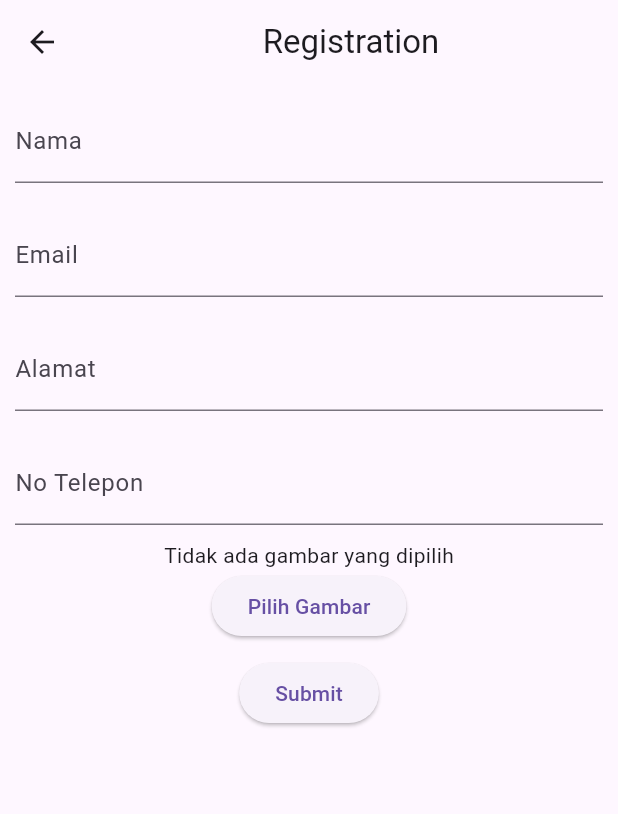
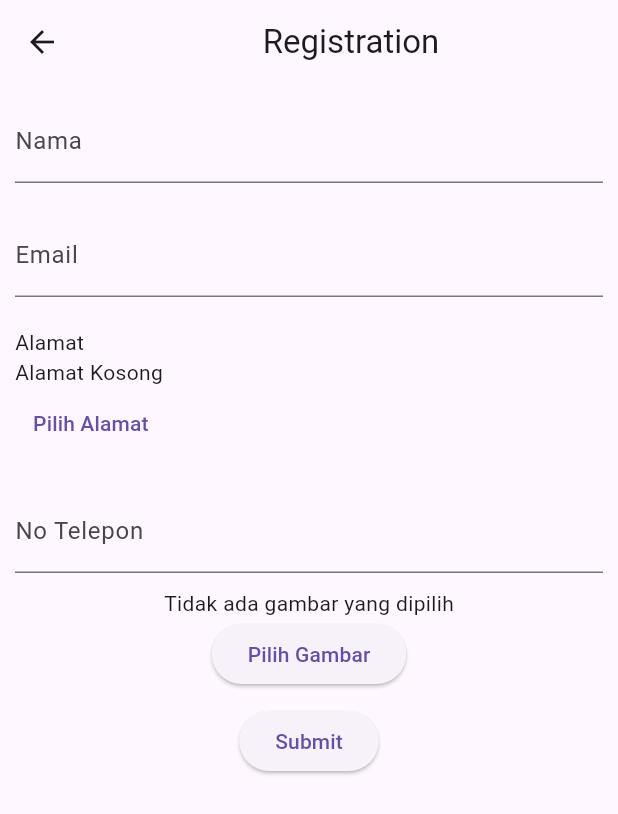
Before and after one commit to blqies20/Activity3PAML_Kontak, a Flutter app: the RegisterView screen opened directly, after a tap on "Submit", on a phone screen of 412 x 824 dp. Shown: the top 814 px of the screen. Run offline on Flutter 3.47's test engine with Material 3 defaults, Android fonts, the phone set to English and light mode, and no system bars; our stand-ins replace geocoding, geolocator, google_maps_flutter, image_picker; network calls fail.

Commit message:
change alamat form

```diff
--- a/data_kontak/lib/widget/kontak_form.dart
+++ b/data_kontak/lib/widget/kontak_form.dart
@@ -1,7 +1,7 @@
 import 'dart:io';
 
 import 'package:data_kontak/controller/kontak_controller.dart';
-import 'package:data_kontak/screen/homeview.dart';
+import 'package:data_kontak/screen/map_screen.dart';
 import 'package:flutter/material.dart';
 import 'package:data_kontak/model/kontak.dart';
 import 'package:image_picker/image_picker.dart';
@@ -17,11 +17,11 @@ class _FormKontakState extends State<FormKontak> {
   final _formKey = GlobalKey<FormState>();
   final _namaController = TextEditingController();
   final _emailController = TextEditingController();
-  final _alamatController = TextEditingController();
   final _noTeleponController = TextEditingController();
 
   File? _image;
   final _imagePicker = ImagePicker();
+  String? _alamat;
 
   Future<void> getImage() async {
     final XFile? pickedFile =
@@ -30,8 +30,6 @@ class _FormKontakState extends State<FormKontak> {
     setState(() {
       if (pickedFile != null) {
         _image = File(pickedFile.path);
-      } else {
-        print("No image selected");
       }
     });
   }
@@ -60,11 +58,53 @@ class _FormKontakState extends State<FormKontak> {
               ),
             ),
             Container(
-              margin: const EdgeInsets.all(10),
-              child: TextFormField(
-                decoration: const InputDecoration(
-                    labelText: "Alamat", hintText: "Masukkan Alamat"),
-                controller: _alamatController,
+              width: double.infinity,
+              padding: EdgeInsets.all(10),
+              child: Column(
+                crossAxisAlignment: CrossAxisAlignment.start,
+                children: [
+                  Text("Alamat"),
+                  _alamat == null
+                      ? SizedBox(
+                          width: double.infinity,
+                          child: Text('Alamat Kosong'),
+                        )
+                      : Text('$_alamat'),
+                  _alamat == null
+                      ? TextButton(
+                          onPressed: () async {
+                            Navigator.push(
+                              context,
+                              MaterialPageRoute(
+                                builder: (context) => MapScreen(
+                                    onLocationSeleced: (selectedAddress) {
+                                  setState(() {
+                                    _alamat = selectedAddress;
+                                  });
+                                }),
+                              ),
+                            );
+                          },
+                          child: Text('Pilih Alamat'),
+                        )
+                      : TextButton(
+                          onPressed: () async {
+                            Navigator.push(
+                              context,
+                              MaterialPageRoute(
+                                builder: (context) => MapScreen(
+                                    onLocationSeleced: (selectedAddress) {
+                                  setState(() {
+                                    _alamat = selectedAddress;
+                                  });
+                                }),
+                              ),
+                            );
+                            setState(() {});
+                          },
+                          child: Text('Ubah Alamat'),
+                        )
+                ],
               ),
             ),
             Container(
@@ -92,7 +132,7 @@ class _FormKontakState extends State<FormKontak> {
                       Kontak(
                           nama: _namaController.text,
                           email: _emailController.text,
-                          alamat: _alamatController.text,
+                          alamat: _alamat ?? '',
                           telepon: _noTeleponController.text,
                           foto: _image!.path),
                       _image,
@@ -104,10 +144,6 @@ class _FormKontakState extends State<FormKontak> {
                         ),
                       ),
                     );
-                    Navigator.pushAndRemoveUntil(
-                        context,
-                        MaterialPageRoute(builder: (context) => HomeView()),
-                        (route) => false);
                   }
                 },
                 child: const Text("Submit"),
```
